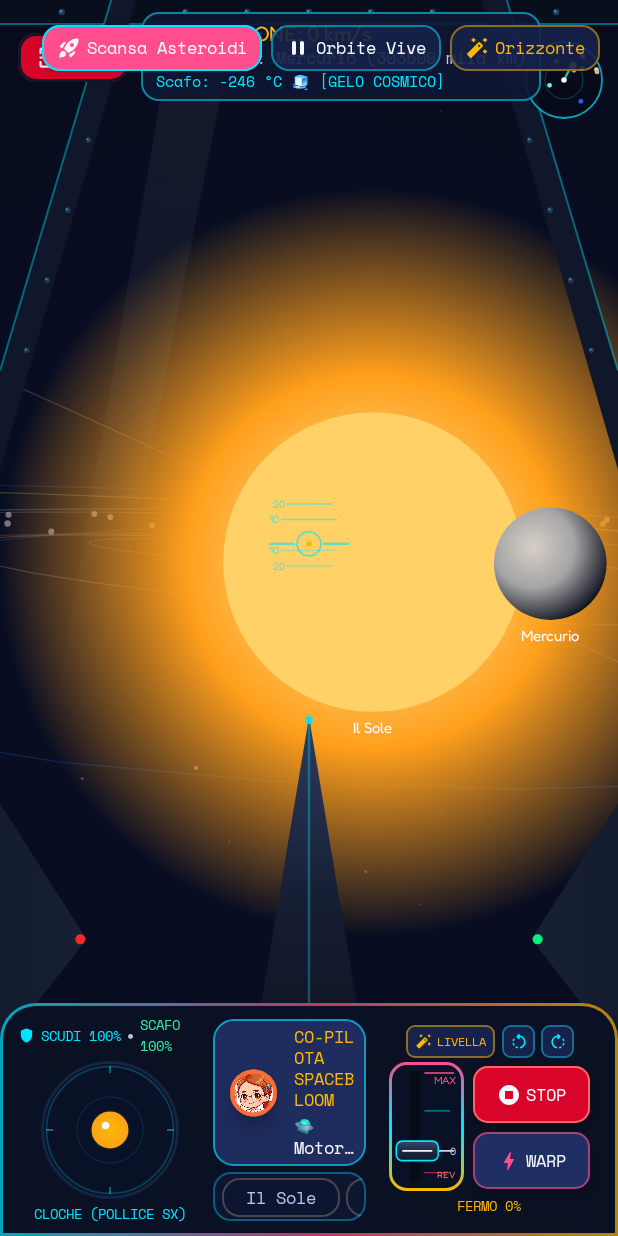
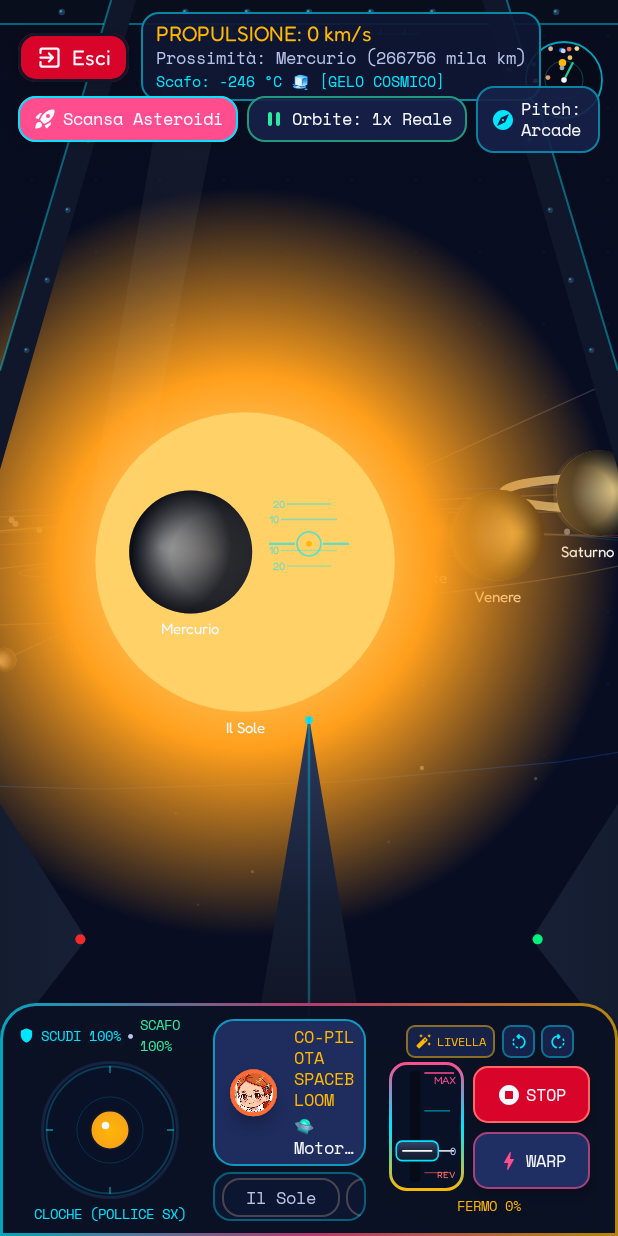
Before and after one commit to ricrug/AstroBloom, an Android app built with Jetpack Compose: the composable FirstPersonSimulatorScreen shown on its own in the app's theme, on a phone screen of 412 x 824 dp. Run offline under Robolectric (Android 15) with nearby library versions, the phone set to English and light mode, and no system bars.

Commit message:
fix: risolta inversione asse X telecamera cloche touch quadratica e velocita orbitale realistica 1x

```diff
--- a/app/src/main/java/com/ricrug/data/OrbitalMechanics.kt
+++ b/app/src/main/java/com/ricrug/data/OrbitalMechanics.kt
@@ -93,14 +93,22 @@ object OrbitalMechanics {
     body: CelestialBody,
     simTimeSec: Float,
     inclinationVisualBoost: Float = 1.45f,
+    useRealisticSpeed: Boolean = false,
+    timeScaleMultiplier: Float = 1.0f,
   ): OrbitVec3 {
     if (body.id == "sun" || body.orbitDistanceScene <= 0f) return OrbitVec3(0f, 0f, 0f)
     val el = elementsFor(body.id)
-    val anomalyDeg = el.initialMeanAnomalyDeg + simTimeSec * body.orbitSpeedDegPerSec
+    val speed = if (useRealisticSpeed) {
+      val yr = body.yearLengthEarthYears.coerceAtLeast(0.01f)
+      (360f / (yr * 365.25f * 86400f)) * timeScaleMultiplier
+    } else {
+      body.orbitSpeedDegPerSec
+    }
+    val anomalyDeg = el.initialMeanAnomalyDeg + simTimeSec * speed
     val localOffset = orbitPointAtAngle(body, anomalyDeg, inclinationVisualBoost)
     if (body.id == "moon") {
       val earth = SolarSystemData.getPlanetById("earth")
-      return bodyWorldPosition(earth, simTimeSec, inclinationVisualBoost) + localOffset
+      return bodyWorldPosition(earth, simTimeSec, inclinationVisualBoost, useRealisticSpeed, timeScaleMultiplier) + localOffset
     }
     return localOffset
   }
@@ -110,11 +118,13 @@ object OrbitalMechanics {
     simTimeSec: Float,
     segments: Int = 64,
     inclinationVisualBoost: Float = 1.45f,
+    useRealisticSpeed: Boolean = false,
+    timeScaleMultiplier: Float = 1.0f,
   ): List<OrbitVec3> {
     if (body.orbitDistanceScene <= 0f) return emptyList()
     val center =
       if (body.id == "moon") {
-        bodyWorldPosition(SolarSystemData.getPlanetById("earth"), simTimeSec, inclinationVisualBoost)
+        bodyWorldPosition(SolarSystemData.getPlanetById("earth"), simTimeSec, inclinationVisualBoost, useRealisticSpeed, timeScaleMultiplier)
       } else {
         OrbitVec3(0f, 0f, 0f)
       }
--- a/app/src/main/java/com/ricrug/ui/components/FirstPersonFlightSimulator3D.kt
+++ b/app/src/main/java/com/ricrug/ui/components/FirstPersonFlightSimulator3D.kt
@@ -56,6 +56,7 @@ import androidx.compose.runtime.Composable
 import androidx.compose.runtime.LaunchedEffect
 import androidx.compose.runtime.getValue
 import androidx.compose.runtime.mutableFloatStateOf
+import androidx.compose.runtime.mutableIntStateOf
 import androidx.compose.runtime.mutableStateOf
 import androidx.compose.runtime.remember
 import androidx.compose.runtime.setValue
@@ -285,7 +286,9 @@ fun FirstPersonFlightSimulator3D(
   // Autopilot & simulation state
   var autopilotTargetId by remember { mutableStateOf<String?>(null) }
   var isAutopilotSteering by remember { mutableStateOf(false) }
-  var orbitsPaused by remember { mutableStateOf(false) }
+  // Scala temporale orbite: 0 = 1x Reale Astronomico (default), 1 = 100x Time-Lapse, 2 = Orbite Ferme
+  var timeWarpMode by remember { mutableIntStateOf(0) }
+  var invertPitch by remember { mutableStateOf(false) }
   var simTimeSec by remember { mutableFloatStateOf(14f) }
   var nearestBody by remember { mutableStateOf<CelestialBody>(bodies.first()) }
   var nearestDist by remember { mutableFloatStateOf(100f) }
@@ -335,17 +338,24 @@ fun FirstPersonFlightSimulator3D(
       withFrameNanos { nanos ->
         if (lastNanos != 0L) {
           val dt = ((nanos - lastNanos) / 1_000_000_000f).coerceIn(0f, 0.05f)
-          if (!orbitsPaused) {
+          val timeScaleMultiplier = when (timeWarpMode) {
+            0 -> 1.0f // 1x Velocita astronomica reale
+            1 -> 100.0f // 100x Time-Lapse
+            else -> 0.0f // Orbite ferme
+          }
+          if (timeWarpMode != 2) {
             simTimeSec += dt
           }
 
           if (hasStick) {
             isAutopilotSteering = false
-            // Target angular velocities: stickX turns yaw (heading), stickY controls pitch (nose up/down)
-            val targetYawVel = -stickX * 1.55f
-            val targetPitchVel = -stickY * 1.25f
-            smoothYawVel += (targetYawVel - smoothYawVel) * (dt * 9.5f).coerceAtMost(1f)
-            smoothPitchVel += (targetPitchVel - smoothPitchVel) * (dt * 9.5f).coerceAtMost(1f)
+            // Yaw (virata): stickX > 0 (destra) -> vira a destra
+            val targetYawVel = -stickX * 1.65f
+            // Pitch (beccheggio): Arcade (spingi su = muso in alto) vs Aero (spingi su = picchiata)
+            val pitchFactor = if (invertPitch) 1.35f else -1.35f
+            val targetPitchVel = stickY * pitchFactor
+            smoothYawVel += (targetYawVel - smoothYawVel) * (dt * 10.0f).coerceAtMost(1f)
+            smoothPitchVel += (targetPitchVel - smoothPitchVel) * (dt * 10.0f).coerceAtMost(1f)
 
             shipHeading += smoothYawVel * dt
             shipPitch = (shipPitch + smoothPitchVel * dt).coerceIn(-1.42f, 1.42f)
@@ -366,7 +376,7 @@ fun FirstPersonFlightSimulator3D(
 
           if (isAutopilotSteering && autopilotTargetId != null) {
             val targetBody = SolarSystemData.getPlanetById(autopilotTargetId!!)
-            val targetPos = OrbitalMechanics.bodyWorldPosition(targetBody, simTimeSec)
+            val targetPos = OrbitalMechanics.bodyWorldPosition(targetBody, simTimeSec, useRealisticSpeed = true, timeScaleMultiplier = timeScaleMultiplier)
             val toTarget = targetPos - shipPos
             val desiredDir = toTarget.normalized()
 
@@ -430,7 +440,7 @@ fun FirstPersonFlightSimulator3D(
           var bestBody = bodies.first()
           var bestDist = Float.MAX_VALUE
           bodies.forEach { b ->
-            val d = (OrbitalMechanics.bodyWorldPosition(b, simTimeSec) - shipPos).length()
+            val d = (OrbitalMechanics.bodyWorldPosition(b, simTimeSec, useRealisticSpeed = true, timeScaleMultiplier = timeScaleMultiplier) - shipPos).length()
             if (d < bestDist) {
               bestDist = d
               bestBody = b
@@ -484,11 +494,26 @@ fun FirstPersonFlightSimulator3D(
 
       val center = Offset(size.width * 0.5f, size.height * 0.44f)
       val focal = size.minDimension * 1.15f
-      val shipRight = shipForward.cross(shipUp).normalized()
+      // Terna ortonormale destra corretta: Up x Forward = Right
+      val shipRight = shipUp.cross(shipForward).normalized()
 
       fun toCameraSpace(worldPt: OrbitVec3): OrbitVec3 {
         val rel = worldPt - shipPos
         return OrbitVec3(rel.dot(shipRight), rel.dot(shipUp), rel.dot(shipForward))
+      }
+
+      val currentMultiplier = when (timeWarpMode) {
+        0 -> 1.0f
+        1 -> 100.0f
+        else -> 0.0f
+      }
+
+      // Posizione proiettata del Sole per lo shading fotorealistico dei pianeti
+      val sunCam = toCameraSpace(OrbitVec3(0f, 0f, 0f))
+      val sunScreen = if (sunCam.z > 0.5f) {
+        Offset(center.x + (sunCam.x / sunCam.z) * focal, center.y - (sunCam.y / sunCam.z) * focal)
+      } else {
+        null
       }
 
       // 3D Starfield + Speed Warp Streaks
@@ -545,7 +570,7 @@ fun FirstPersonFlightSimulator3D(
 
       // Keplerian Planetary Orbits
       bodies.filter { it.orbitDistanceScene > 0f }.forEach { b ->
-        val pts = OrbitalMechanics.sampleOrbitLoop(b, simTimeSec, segments = 48)
+        val pts = OrbitalMechanics.sampleOrbitLoop(b, simTimeSec, segments = 48, useRealisticSpeed = true, timeScaleMultiplier = currentMultiplier)
         var prevPt: Offset? = null
         pts.forEach { worldPt ->
           val cam = toCameraSpace(worldPt)
@@ -587,7 +612,7 @@ fun FirstPersonFlightSimulator3D(
       // Project Celestial Bodies & Sort back-to-front
       val projected = mutableListOf<CockpitProjectedBody>()
       bodies.forEach { b ->
-        val wp = OrbitalMechanics.bodyWorldPosition(b, simTimeSec)
+        val wp = OrbitalMechanics.bodyWorldPosition(b, simTimeSec, useRealisticSpeed = true, timeScaleMultiplier = currentMultiplier)
         val cam = toCameraSpace(wp)
         if (cam.z > 2.5f) {
           val sx = center.x + (cam.x / cam.z) * focal
@@ -608,13 +633,14 @@ fun FirstPersonFlightSimulator3D(
           isLocked = p.body.id == autopilotTargetId,
           textMeasurer = textMeasurer,
           showLabel = p.depth < 620f || p.body.id == autopilotTargetId || p.body.id == "sun",
+          sunScreenPos = sunScreen,
         )
       }
 
       // Off-screen Waypoint Indicator
       autopilotTargetId?.let { targetId ->
         val tBody = SolarSystemData.getPlanetById(targetId)
-        val cam = toCameraSpace(OrbitalMechanics.bodyWorldPosition(tBody, simTimeSec))
+        val cam = toCameraSpace(OrbitalMechanics.bodyWorldPosition(tBody, simTimeSec, useRealisticSpeed = true, timeScaleMultiplier = currentMultiplier))
         val onScreen =
           if (cam.z > 2.5f) {
             val sx = center.x + (cam.x / cam.z) * focal
@@ -985,15 +1011,16 @@ fun FirstPersonFlightSimulator3D(
         strokeWidth = 2.2f,
       )
       bodies.forEach { b ->
-        val wp = OrbitalMechanics.bodyWorldPosition(b, simTimeSec)
-        val dx = (wp.x - shipPos.x) * radarScale
-        val dz = (wp.z - shipPos.z) * radarScale
-        val clampedDist = hypot(dx, dz)
+        val wp = OrbitalMechanics.bodyWorldPosition(b, simTimeSec, useRealisticSpeed = true, timeScaleMultiplier = currentMultiplier)
+        val rel = wp - shipPos
+        val relX = rel.dot(shipRight) * radarScale
+        val relZ = rel.dot(shipForward) * radarScale
+        val clampedDist = hypot(relX, relZ)
         val factor = if (clampedDist > radarR - 4f) (radarR - 4f) / clampedDist else 1f
         drawCircle(
           color = if (b.id == autopilotTargetId) AuroraGreen else b.primaryColor,
           radius = if (b.id == "sun") 3.8f else 2.4f,
-          center = Offset(radarCenter.x + dx * factor, radarCenter.y + dz * factor),
+          center = Offset(radarCenter.x + relX * factor, radarCenter.y - relZ * factor),
         )
       }
       drawCircle(color = StarlightWhite, radius = 2.8f, center = radarCenter)
@@ -1130,20 +1157,50 @@ fun FirstPersonFlightSimulator3D(
       }
 
       Surface(
-        onClick = { orbitsPaused = !orbitsPaused },
+        onClick = { timeWarpMode = (timeWarpMode + 1) % 3 },
+        color = SpaceCard.copy(alpha = 0.90f),
+        shape = RoundedCornerShape(12.dp),
+        border = BorderStroke(1.dp, when (timeWarpMode) { 0 -> AuroraGreen; 1 -> CosmicAmber; else -> StarlightMuted }.copy(alpha = 0.6f)),
+        modifier = Modifier.testTag("cockpit_orbits_mode"),
+      ) {
+        Row(modifier = Modifier.padding(horizontal = 10.dp, vertical = 7.dp), verticalAlignment = Alignment.CenterVertically) {
+          Icon(
+            imageVector = if (timeWarpMode == 2) Icons.Rounded.PlayArrow else Icons.Rounded.Pause,
+            contentDescription = "Velocita orbite",
+            tint = when (timeWarpMode) { 0 -> AuroraGreen; 1 -> CosmicAmber; else -> StarlightMuted },
+            modifier = Modifier.size(16.dp),
+          )
+          Spacer(modifier = Modifier.width(4.dp))
+          Text(
+            text = when (timeWarpMode) { 0 -> "Orbite: 1x Reale"; 1 -> "Orbite: 100x"; else -> "Orbite: Ferme" },
+            style = MaterialTheme.typography.labelSmall,
+            fontWeight = FontWeight.Bold,
+            color = StarlightWhite,
+          )
+        }
+      }
+
+      Surface(
+        onClick = { invertPitch = !invertPitch },
         color = SpaceCard.copy(alpha = 0.90f),
         shape = RoundedCornerShape(12.dp),
         border = BorderStroke(1.dp, CosmicCyan.copy(alpha = 0.5f)),
+        modifier = Modifier.testTag("cockpit_pitch_mode"),
       ) {
         Row(modifier = Modifier.padding(horizontal = 10.dp, vertical = 7.dp), verticalAlignment = Alignment.CenterVertically) {
           Icon(
-            imageVector = if (orbitsPaused) Icons.Rounded.PlayArrow else Icons.Rounded.Pause,
-            contentDescription = "Pausa orbite",
-            tint = StarlightWhite,
+            imageVector = Icons.Rounded.Explore,
+            contentDescription = "Modalita Beccheggio",
+            tint = CosmicCyan,
             modifier = Modifier.size(16.dp),
           )
           Spacer(modifier = Modifier.width(4.dp))
-          Text(if (orbitsPaused) "Orbite Ferme" else "Orbite Vive", style = MaterialTheme.typography.labelSmall, color = StarlightWhite)
+          Text(
+            text = if (invertPitch) "Pitch: Aero" else "Pitch: Arcade",
+            style = MaterialTheme.typography.labelSmall,
+            fontWeight = FontWeight.Bold,
+            color = StarlightWhite,
+          )
         }
       }
       Surface(
@@ -1203,23 +1260,26 @@ fun FirstPersonFlightSimulator3D(
                 .background(Color(0xD90A1128), CircleShape)
                 .border(2.dp, Brush.radialGradient(listOf(CosmicCyan, Color(0xFF14203D))), CircleShape)
                 .pointerInput(Unit) {
-                  detectDragGestures(
-                    onDragStart = { offset ->
+                  val centerPx = 46.dp.toPx()
+                  val deadzone = 4.dp.toPx()
+                  fun updateJoy(pos: Offset) {
                     isAutopilotSteering = false
-                      val centerPx = 46.dp.toPx()
-                      val dx = offset.x - centerPx
-                      val dy = offset.y - centerPx
+                    val dx = pos.x - centerPx
+                    val dy = pos.y - centerPx
                     val dist = hypot(dx, dy)
-                      val deadzone = 4.dp.toPx()
                     if (dist > deadzone) {
-                        val scale = if (dist > joyLeftMaxPx) joyLeftMaxPx / dist else 1f
-                        stickX = (dx * scale / joyLeftMaxPx).coerceIn(-1f, 1f)
-                        stickY = (dy * scale / joyLeftMaxPx).coerceIn(-1f, 1f)
+                      val norm = ((dist - deadzone) / (joyLeftMaxPx - deadzone)).coerceIn(0f, 1f)
+                      val curved = norm * (0.35f + 0.65f * norm)
+                      val ang = atan2(dy, dx)
+                      stickX = (cos(ang) * curved).coerceIn(-1f, 1f)
+                      stickY = (sin(ang) * curved).coerceIn(-1f, 1f)
                     } else {
                       stickX = 0f
                       stickY = 0f
                     }
-                    },
+                  }
+                  detectDragGestures(
+                    onDragStart = { offset -> updateJoy(offset) },
                     onDragEnd = {
                       stickX = 0f
                       stickY = 0f
@@ -1228,21 +1288,9 @@ fun FirstPersonFlightSimulator3D(
                       stickX = 0f
                       stickY = 0f
                     },
-                  ) { change, dragAmount ->
+                  ) { change, _ ->
                     change.consume()
-                    isAutopilotSteering = false
-                    val rawX = stickX * joyLeftMaxPx + dragAmount.x
-                    val rawY = stickY * joyLeftMaxPx + dragAmount.y
-                    val dist = hypot(rawX, rawY)
-                    val deadzone = 3.dp.toPx()
-                    if (dist > deadzone) {
-                      val scale = if (dist > joyLeftMaxPx) joyLeftMaxPx / dist else 1f
-                      stickX = (rawX * scale / joyLeftMaxPx).coerceIn(-1f, 1f)
-                      stickY = (rawY * scale / joyLeftMaxPx).coerceIn(-1f, 1f)
-                    } else {
-                      stickX = 0f
-                      stickY = 0f
-                    }
+                    updateJoy(change.position)
                   }
                 }
                 .testTag("cockpit_flight_stick"),
@@ -1744,6 +1792,7 @@ private fun DrawScope.drawCockpitPlanet(
   isLocked: Boolean,
   textMeasurer: TextMeasurer,
   showLabel: Boolean,
+  sunScreenPos: Offset? = null,
 ) {
   if (body.id == "sun") {
     drawCircle(
@@ -1764,16 +1813,60 @@ private fun DrawScope.drawCockpitPlanet(
       )
     }
 
+    // Direzione reale della luce solare calcolata rispetto al Sole
+    val lightDir = if (sunScreenPos != null) {
+      val diff = sunScreenPos - screenPos
+      val l = hypot(diff.x, diff.y)
+      if (l > 1f) Offset(diff.x / l, diff.y / l) else Offset(-0.6f, -0.6f)
+    } else {
+      Offset(-0.55f, -0.55f)
+    }
+
+    val lightCenter = Offset(screenPos.x + lightDir.x * radius * 0.38f, screenPos.y + lightDir.y * radius * 0.38f)
+
+    // Base del pianeta con luce orientata verso il Sole
     drawCircle(
       brush =
         Brush.radialGradient(
-          colors = listOf(body.accentColor, body.primaryColor, Color(0xFF0A0D1A)),
-          center = Offset(screenPos.x - radius * 0.3f, screenPos.y - radius * 0.3f),
-          radius = (radius * 1.45f).coerceAtLeast(4f),
+          colors = listOf(body.accentColor, body.primaryColor, Color(0xFF070B16)),
+          center = lightCenter,
+          radius = (radius * 1.38f).coerceAtLeast(4f),
         ),
       radius = radius,
       center = screenPos,
     )
+
+    // Emisfero d'ombra e terminatore fotorealistico
+    val shadowCenter = Offset(screenPos.x - lightDir.x * radius * 0.50f, screenPos.y - lightDir.y * radius * 0.50f)
+    drawCircle(
+      brush = Brush.radialGradient(
+        colors = listOf(Color.Transparent, Color(0xCC03050B)),
+        center = shadowCenter,
+        radius = radius * 1.15f,
+      ),
+      radius = radius,
+      center = screenPos,
+    )
+
+    // Scattering atmosferico sul bordo rivolto verso il Sole (Terra, Venere, Giove, ecc.)
+    if (radius > 12f && (body.id in listOf("earth", "venus", "jupiter", "saturn", "uranus", "neptune"))) {
+      val atmoColor = when (body.id) {
+        "earth" -> CosmicCyan.copy(alpha = 0.60f)
+        "venus" -> CosmicAmber.copy(alpha = 0.50f)
+        "jupiter", "saturn" -> Color(0xFFFFD166).copy(alpha = 0.40f)
+        else -> CosmicCyan.copy(alpha = 0.50f)
+      }
+      drawCircle(
+        brush = Brush.radialGradient(
+          colors = listOf(atmoColor, Color.Transparent),
+          center = lightCenter,
+          radius = radius * 1.05f,
+        ),
+        radius = radius * 1.04f,
+        center = screenPos,
+        style = Stroke(width = (radius * 0.08f).coerceIn(1.5f, 4f)),
+      )
+    }
   }
 
   // Mirino Tattico di Puntamento Olografico Fantascientifico
```
Also changed, not shown: 2 other files. Lines whose indentation alone changed are shown as unchanged.
